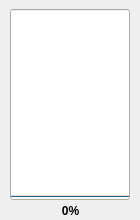
Above: resource/GenericHUD.ui from qutas/rqt_generic_hud before the change. Below: the same form after it.
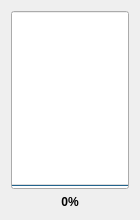
That is the form after the change.

Commit message: QoL for settings, stretching, and horizontal mode

```diff
--- a/resource/GenericHUD.ui
+++ b/resource/GenericHUD.ui
@@ -25,17 +25,11 @@
   <property name="windowTitle">
    <string>Generic HUD</string>
   </property>
+  <layout class="QGridLayout" name="gridLayout">
+   <item row="0" column="0">
   <widget class="QProgressBar" name="progress_bar_status">
-   <property name="geometry">
-    <rect>
-     <x>10</x>
-     <y>9</y>
-     <width>120</width>
-     <height>191</height>
-    </rect>
-   </property>
    <property name="sizePolicy">
-    <sizepolicy hsizetype="Preferred" vsizetype="Preferred">
+      <sizepolicy hsizetype="Expanding" vsizetype="Expanding">
      <horstretch>0</horstretch>
      <verstretch>0</verstretch>
     </sizepolicy>
@@ -65,15 +59,9 @@
     <enum>QProgressBar::TopToBottom</enum>
    </property>
   </widget>
+   </item>
+   <item row="1" column="0">
   <widget class="QLabel" name="label_display">
-   <property name="geometry">
-    <rect>
-     <x>10</x>
-     <y>200</y>
-     <width>121</width>
-     <height>21</height>
-    </rect>
-   </property>
    <property name="font">
     <font>
      <weight>75</weight>
@@ -87,6 +75,8 @@
     <set>Qt::AlignCenter</set>
    </property>
   </widget>
+   </item>
+  </layout>
  </widget>
  <resources/>
  <connections/>
```
Lines whose indentation alone changed are shown as unchanged. The commit also changes 2 other files.
